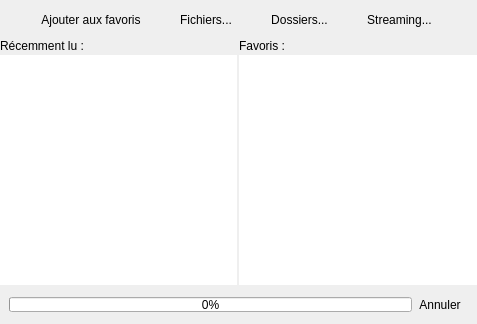
This is src/opener.ui in RxLaboratory/Dumep as Qt 5 draws it before an edit. The edited form follows.
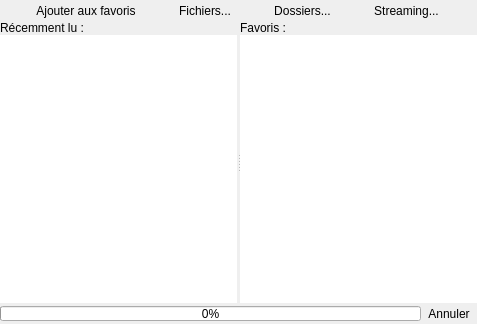
This is the edited form. Icons and pictures are not drawn.

The edit to the form file:
```diff
--- a/src/opener.ui
+++ b/src/opener.ui
@@ -57,6 +57,18 @@
       <property name="spacing">
        <number>0</number>
       </property>
+      <property name="leftMargin">
+       <number>0</number>
+      </property>
+      <property name="topMargin">
+       <number>0</number>
+      </property>
+      <property name="rightMargin">
+       <number>0</number>
+      </property>
+      <property name="bottomMargin">
+       <number>0</number>
+      </property>
       <item>
        <widget class="QToolButton" name="addToFavs">
         <property name="text">
@@ -156,12 +168,24 @@
     </widget>
    </item>
    <item>
-    <layout class="QHBoxLayout" name="horizontalLayout_2">
-     <property name="spacing">
-      <number>2</number>
+    <widget class="QSplitter" name="splitter">
+     <property name="sizePolicy">
+      <sizepolicy hsizetype="Expanding" vsizetype="Expanding">
+       <horstretch>0</horstretch>
+       <verstretch>0</verstretch>
+      </sizepolicy>
      </property>
-     <item>
+     <property name="orientation">
+      <enum>Qt::Horizontal</enum>
+     </property>
+     <property name="handleWidth">
+      <number>3</number>
+     </property>
+     <widget class="QWidget" name="">
       <layout class="QVBoxLayout" name="verticalLayout_2">
+       <property name="spacing">
+        <number>0</number>
+       </property>
        <item>
         <widget class="QLabel" name="label_2">
          <property name="text">
@@ -186,9 +210,12 @@
         </widget>
        </item>
       </layout>
-     </item>
-     <item>
+     </widget>
+     <widget class="QWidget" name="">
       <layout class="QVBoxLayout" name="verticalLayout">
+       <property name="spacing">
+        <number>0</number>
+       </property>
        <item>
         <widget class="QLabel" name="label">
          <property name="text">
@@ -213,8 +240,8 @@
         </widget>
        </item>
       </layout>
-     </item>
-    </layout>
+     </widget>
+    </widget>
    </item>
    <item>
     <widget class="QWidget" name="progressWidget" native="true">
@@ -222,6 +249,18 @@
       <property name="spacing">
        <number>0</number>
       </property>
+      <property name="leftMargin">
+       <number>0</number>
+      </property>
+      <property name="topMargin">
+       <number>0</number>
+      </property>
+      <property name="rightMargin">
+       <number>0</number>
+      </property>
+      <property name="bottomMargin">
+       <number>0</number>
+      </property>
       <item>
        <widget class="QProgressBar" name="progressBar">
         <property name="maximumSize">
```
